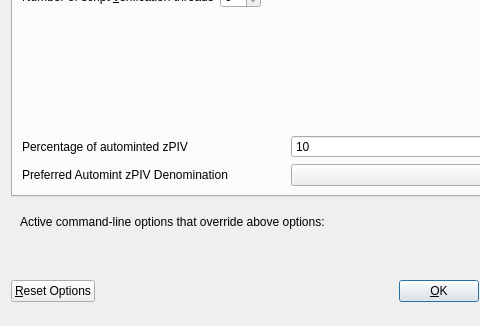
Above: src/qt/forms/optionsdialog.ui from wealth-coin/TenUp before the change; both pictures show x 0 to 480 and y 116 to 442 of the 576 by 442 pixel window. Below: the same form after it.
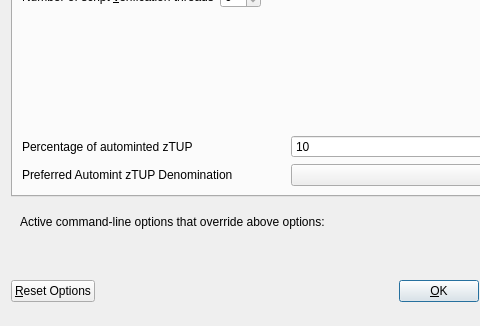
That is the form after the change. Custom widgets are drawn as their Qt base class.

What changed in the file:
```diff
--- a/src/qt/forms/optionsdialog.ui
+++ b/src/qt/forms/optionsdialog.ui
@@ -138,7 +138,7 @@
             <string>Percentage of incoming PIV which get automatically converted to zPIV via Zerocoin Protocol (min: 10%)</string>
            </property>
            <property name="text">
-            <string>Percentage of autominted zPIV</string>
+            <string>Percentage of autominted zTUP</string>
            </property>
           </widget>
          </item>
@@ -171,7 +171,7 @@
             <string>Wait with automatic conversion to Zerocoin until enough PIV for this denomination is available</string>
            </property>
            <property name="text">
-            <string>Preferred Automint zPIV Denomination</string>
+            <string>Preferred Automint zTUP Denomination</string>
            </property>
           </widget>
          </item>
```
Left out of the diff: 6 changed lines with no effect on the pictures.
